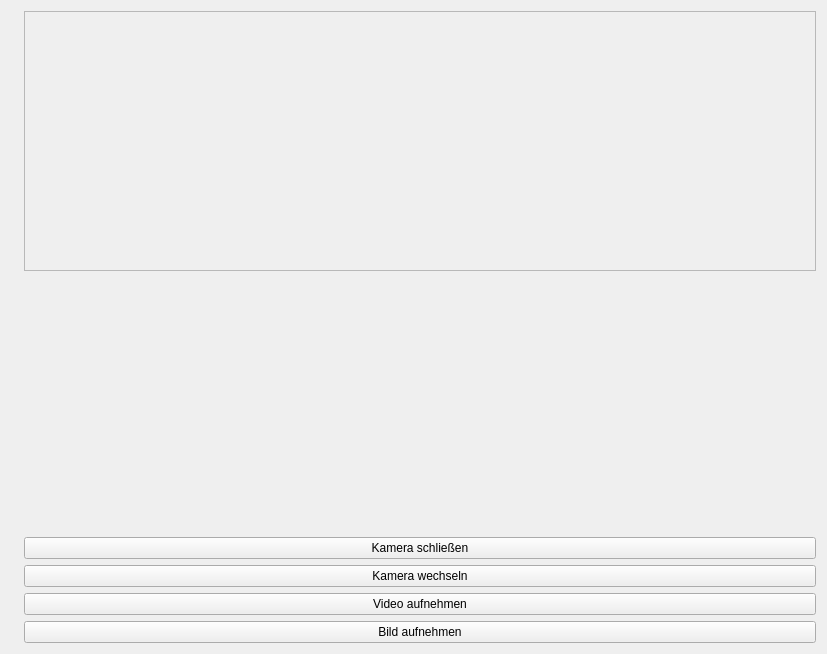
Qt form QtCamera/Interface/Camera.ui (ddhb1989/PyQt-Widgets) before a commit.
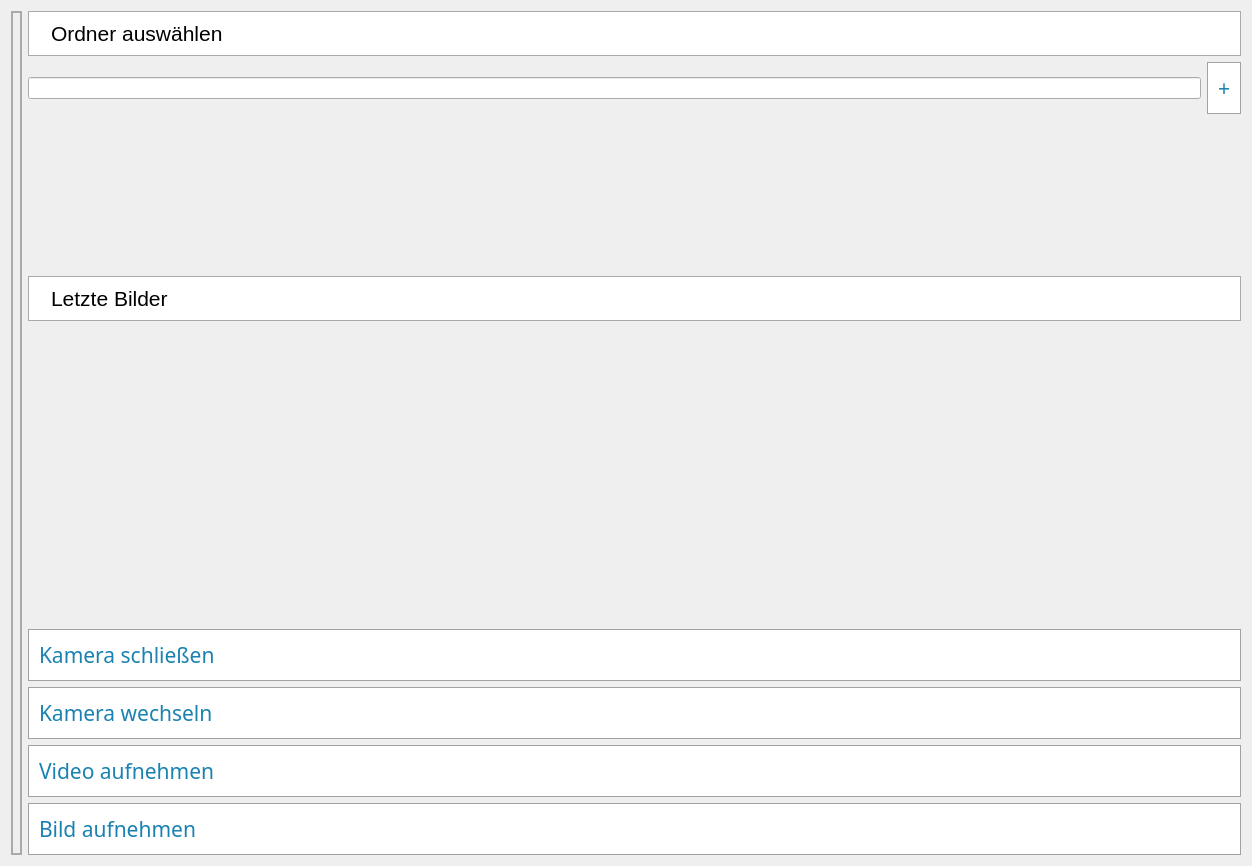
The same form after that commit. Icons and pictures are not drawn.

What changed in the file:
```diff
--- a/QtCamera/Interface/Camera.ui
+++ b/QtCamera/Interface/Camera.ui
@@ -6,8 +6,8 @@
    <rect>
     <x>0</x>
     <y>0</y>
-    <width>827</width>
-    <height>654</height>
+    <width>1252</width>
+    <height>866</height>
    </rect>
   </property>
   <property name="focusPolicy">
@@ -19,9 +19,18 @@
   <property name="windowTitle">
    <string>Form</string>
   </property>
-  <layout class="QHBoxLayout" name="horizontalLayout">
+  <property name="styleSheet">
+   <string notr="true">QPushButton::hover {
+background: #7badc1
+} 
+QPushButton { border: 1px solid#A2a2a2; background: #FFFFFF; color: #1a82b1;font-size:16pt; font-family: voestalpine; padding:10px 10px; text-align:left;}</string>
+  </property>
+  <layout class="QHBoxLayout" name="horizontalLayout_4">
    <item>
     <widget class="QLabel" name="CameraViewer">
+     <property name="styleSheet">
+      <string notr="true">border:2px solid #AAAAAA;</string>
+     </property>
      <property name="text">
       <string/>
      </property>
@@ -30,51 +39,342 @@
    <item>
     <layout class="QVBoxLayout" name="verticalLayout">
      <item>
-      <widget class="QScrollArea" name="scrollArea">
+      <widget class="QFrame" name="Folder_Header">
+       <property name="styleSheet">
+        <string notr="true">border: 1px solid #AAA;
+background: #FFF;</string>
+       </property>
+       <property name="frameShape">
+        <enum>QFrame::StyledPanel</enum>
+       </property>
+       <property name="frameShadow">
+        <enum>QFrame::Raised</enum>
+       </property>
+       <layout class="QHBoxLayout" name="horizontalLayout_2">
+        <item>
+         <widget class="QLabel" name="label_4">
+          <property name="styleSheet">
+           <string notr="true">border: 0px;
+background: transparent;</string>
+          </property>
+          <property name="text">
+           <string/>
+          </property>
+          <property name="pixmap">
+           <pixmap>../Images/Header-Folder.png</pixmap>
+          </property>
+         </widget>
+        </item>
+        <item>
+         <widget class="QLabel" name="label_2">
+          <property name="font">
+           <font>
+            <pointsize>16</pointsize>
+           </font>
+          </property>
+          <property name="styleSheet">
+           <string notr="true">border: 0px;
+background: transparent;</string>
+          </property>
+          <property name="text">
+           <string>Ordner auswählen</string>
+          </property>
+         </widget>
+        </item>
+        <item>
+         <spacer name="horizontalSpacer_2">
+          <property name="orientation">
+           <enum>Qt::Horizontal</enum>
+          </property>
+          <property name="sizeHint" stdset="0">
+           <size>
+            <width>1076</width>
+            <height>20</height>
+           </size>
+          </property>
+         </spacer>
+        </item>
+       </layout>
+      </widget>
+     </item>
+     <item>
+      <layout class="QHBoxLayout" name="horizontalLayout_3">
+       <item>
+        <widget class="QLineEdit" name="lineEdit_NewFolder"/>
+       </item>
+       <item>
+        <widget class="QPushButton" name="pushButton_NewFolder">
+         <property name="text">
+          <string>+</string>
+         </property>
+        </widget>
+       </item>
+      </layout>
+     </item>
+     <item>
+      <widget class="QScrollArea" name="Folder_Scrollarea">
+       <property name="sizePolicy">
+        <sizepolicy hsizetype="Expanding" vsizetype="Expanding">
+         <horstretch>0</horstretch>
+         <verstretch>0</verstretch>
+        </sizepolicy>
+       </property>
+       <property name="minimumSize">
+        <size>
+         <width>0</width>
+         <height>0</height>
+        </size>
+       </property>
+       <property name="maximumSize">
+        <size>
+         <width>16777215</width>
+         <height>150</height>
+        </size>
+       </property>
+       <property name="styleSheet">
+        <string notr="true">border: 0px;
+background: transparent;
+
+</string>
+       </property>
+       <property name="horizontalScrollBarPolicy">
+        <enum>Qt::ScrollBarAlwaysOff</enum>
+       </property>
+       <property name="sizeAdjustPolicy">
+        <enum>QAbstractScrollArea::AdjustIgnored</enum>
+       </property>
        <property name="widgetResizable">
         <bool>true</bool>
        </property>
-       <widget class="QWidget" name="scrollAreaWidgetContents">
+       <property name="alignment">
+        <set>Qt::AlignLeading|Qt::AlignLeft|Qt::AlignTop</set>
+       </property>
+       <widget class="QWidget" name="Folder_Contents">
         <property name="geometry">
          <rect>
           <x>0</x>
           <y>0</y>
-          <width>794</width>
-          <height>254</height>
+          <width>1217</width>
+          <height>150</height>
          </rect>
         </property>
+        <property name="sizePolicy">
+         <sizepolicy hsizetype="Expanding" vsizetype="Expanding">
+          <horstretch>0</horstretch>
+          <verstretch>0</verstretch>
+         </sizepolicy>
+        </property>
+        <property name="minimumSize">
+         <size>
+          <width>0</width>
+          <height>0</height>
+         </size>
+        </property>
+        <property name="styleSheet">
+         <string notr="true">QPushButton::hover {
+background: #7badc1
+} 
+QPushButton { border: 1px solid#A2a2a2; background: #FFFFFF; color: #1a82b1;font-size:16pt; font-family: voestalpine; padding:10px 10px; text-align:left;}</string>
+        </property>
+        <layout class="QVBoxLayout" name="Folder_Layout">
+         <item>
+          <spacer name="verticalSpacer">
+           <property name="orientation">
+            <enum>Qt::Vertical</enum>
+           </property>
+           <property name="sizeHint" stdset="0">
+            <size>
+             <width>20</width>
+             <height>40</height>
+            </size>
+           </property>
+          </spacer>
+         </item>
+        </layout>
        </widget>
       </widget>
      </item>
      <item>
-      <spacer name="verticalSpacer">
-       <property name="orientation">
-        <enum>Qt::Vertical</enum>
+      <widget class="QFrame" name="Preview_Header">
+       <property name="styleSheet">
+        <string notr="true">border: 1px solid #AAA;
+background: #FFF;</string>
        </property>
-       <property name="sizeHint" stdset="0">
+       <property name="frameShape">
+        <enum>QFrame::StyledPanel</enum>
+       </property>
+       <property name="frameShadow">
+        <enum>QFrame::Raised</enum>
+       </property>
+       <layout class="QHBoxLayout" name="horizontalLayout">
+        <item>
+         <widget class="QLabel" name="label">
+          <property name="styleSheet">
+           <string notr="true">border: 0px;
+background: transparent;</string>
+          </property>
+          <property name="text">
+           <string/>
+          </property>
+          <property name="pixmap">
+           <pixmap>../Images/Header-Preview.png</pixmap>
+          </property>
+         </widget>
+        </item>
+        <item>
+         <widget class="QLabel" name="label_3">
+          <property name="font">
+           <font>
+            <pointsize>16</pointsize>
+           </font>
+          </property>
+          <property name="styleSheet">
+           <string notr="true">border: 0px;
+background: transparent;</string>
+          </property>
+          <property name="text">
+           <string>Letzte Bilder</string>
+          </property>
+         </widget>
+        </item>
+        <item>
+         <spacer name="horizontalSpacer">
+          <property name="orientation">
+           <enum>Qt::Horizontal</enum>
+          </property>
+          <property name="sizeHint" stdset="0">
+           <size>
+            <width>40</width>
+            <height>20</height>
+           </size>
+          </property>
+         </spacer>
+        </item>
+       </layout>
+      </widget>
+     </item>
+     <item>
+      <widget class="QScrollArea" name="Preview_Scrollarea">
+       <property name="sizePolicy">
+        <sizepolicy hsizetype="Expanding" vsizetype="Expanding">
+         <horstretch>0</horstretch>
+         <verstretch>0</verstretch>
+        </sizepolicy>
+       </property>
+       <property name="minimumSize">
         <size>
-         <width>20</width>
-         <height>40</height>
+         <width>0</width>
+         <height>0</height>
         </size>
        </property>
-      </spacer>
+       <property name="styleSheet">
+        <string notr="true">border: 0px;
+background: transparent;
+
+</string>
+       </property>
+       <property name="horizontalScrollBarPolicy">
+        <enum>Qt::ScrollBarAlwaysOff</enum>
+       </property>
+       <property name="sizeAdjustPolicy">
+        <enum>QAbstractScrollArea::AdjustIgnored</enum>
+       </property>
+       <property name="widgetResizable">
+        <bool>true</bool>
+       </property>
+       <property name="alignment">
+        <set>Qt::AlignLeading|Qt::AlignLeft|Qt::AlignTop</set>
+       </property>
+       <widget class="QWidget" name="Preview_Contents">
+        <property name="geometry">
+         <rect>
+          <x>0</x>
+          <y>0</y>
+          <width>1217</width>
+          <height>321</height>
+         </rect>
+        </property>
+        <property name="sizePolicy">
+         <sizepolicy hsizetype="Expanding" vsizetype="Expanding">
+          <horstretch>0</horstretch>
+          <verstretch>0</verstretch>
+         </sizepolicy>
+        </property>
+        <property name="minimumSize">
+         <size>
+          <width>0</width>
+          <height>0</height>
+         </size>
+        </property>
+        <property name="styleSheet">
+         <string notr="true">QPushButton::hover {
+background: #7badc1
+} 
+QPushButton { border: 1px solid#A2a2a2; background: #FFFFFF; color: #1a82b1;font-size:16pt; font-family: voestalpine; padding:10px 10px; text-align:left;}</string>
+        </property>
+        <layout class="QVBoxLayout" name="Preview_Layout">
+         <item>
+          <spacer name="verticalSpacer_2">
+           <property name="orientation">
+            <enum>Qt::Vertical</enum>
+           </property>
+           <property name="sizeHint" stdset="0">
+            <size>
+             <width>20</width>
+             <height>40</height>
+            </size>
+           </property>
+          </spacer>
+         </item>
+        </layout>
+       </widget>
+      </widget>
      </item>
      <item>
       <widget class="QPushButton" name="pushButton_Close">
+       <property name="styleSheet">
+        <string notr="true"/>
+       </property>
        <property name="text">
         <string>Kamera schließen</string>
        </property>
+       <property name="icon">
+        <iconset>
+         <normaloff>../Images/Button-CloseCam.png</normaloff>../Images/Button-CloseCam.png</iconset>
+       </property>
+       <property name="iconSize">
+        <size>
+         <width>24</width>
+         <height>24</height>
+        </size>
+       </property>
       </widget>
      </item>
      <item>
       <widget class="QPushButton" name="pushButton_Change">
+       <property name="styleSheet">
+        <string notr="true"/>
+       </property>
        <property name="text">
         <string>Kamera wechseln</string>
        </property>
+       <property name="icon">
+        <iconset>
+         <normaloff>../Images/Button-ChangeCam.png</normaloff>../Images/Button-ChangeCam.png</iconset>
+       </property>
+       <property name="iconSize">
+        <size>
+         <width>24</width>
+         <height>24</height>
+        </size>
+       </property>
       </widget>
      </item>
      <item>
       <widget class="QPushButton" name="pushButton_Video">
+       <property name="styleSheet">
+        <string notr="true"/>
+       </property>
        <property name="text">
         <string>Video aufnehmen</string>
        </property>
@@ -82,9 +382,22 @@
      </item>
      <item>
       <widget class="QPushButton" name="pushButton_Picture">
+       <property name="styleSheet">
+        <string notr="true"/>
+       </property>
        <property name="text">
         <string>Bild aufnehmen</string>
        </property>
+       <property name="icon">
+        <iconset>
+         <normaloff>../Images/Button-TakePicture.png</normaloff>../Images/Button-TakePicture.png</iconset>
+       </property>
+       <property name="iconSize">
+        <size>
+         <width>24</width>
+         <height>24</height>
+        </size>
+       </property>
       </widget>
      </item>
     </layout>
```
